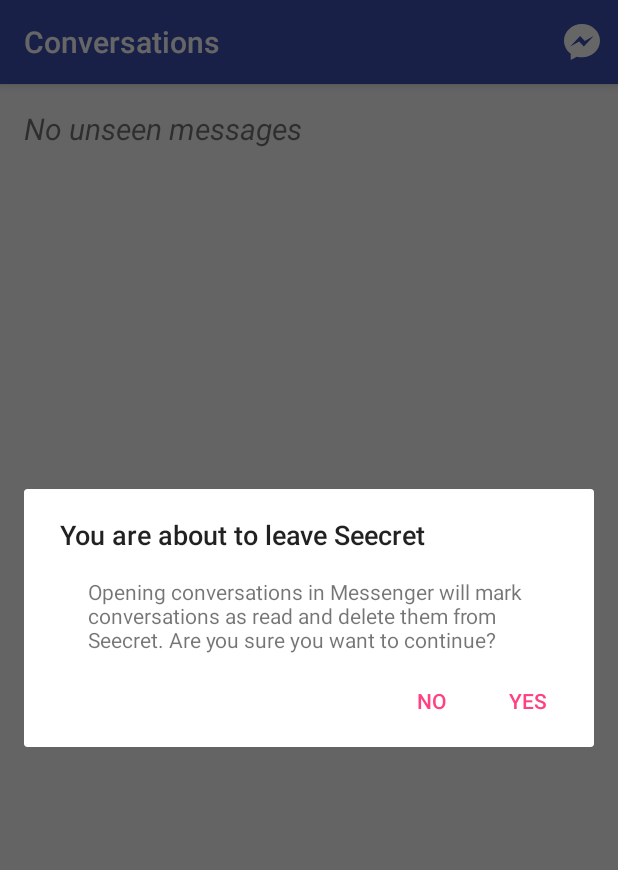
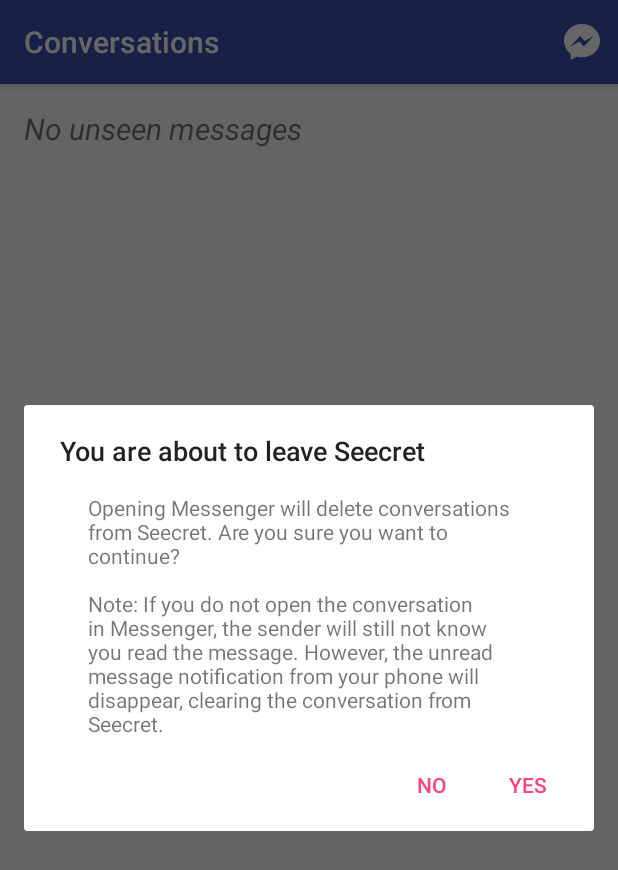
Before and after one commit to aayusht/seecret, an Android app: the screen it shows after launch (MainActivity), after a tap on "Messenger", on a phone screen of 412 x 824 dp. Shown: the top 870 px of the screen. Run offline under Robolectric (Android 15) with nearby library versions, the phone set to English and light mode, and no system bars.

Commit message:
edited warning messages

```diff
--- a/app/src/main/java/com/seecret/mdb/seecret/MainActivity.java
+++ b/app/src/main/java/com/seecret/mdb/seecret/MainActivity.java
@@ -66,7 +66,8 @@
 
             final TextView warningMessage = new TextView(builder.getContext());
             //TODO NOT PERMANENT!!!
-            warningMessage.setText("Welcome to Seecret! Seecret stores your unseen messages by reading your notifications. To use Seecret, you will have to enable notification access in Settings. Continue to Settings?");
+            warningMessage.setText("Welcome to Seecret! Seecret stores your unseen messages by reading your notifications. To use Seecret, you will have to enable notification access in Settings. Continue to Settings?" +
+                    " (Press back to return to app when done)");
             warningMessage.setPadding(64, 24, 64, 0);
             layout.addView(warningMessage);
 
@@ -143,7 +144,9 @@
                 layout.setOrientation(LinearLayout.VERTICAL);
 
                 final TextView warningMessage = new TextView(builder.getContext());
-                warningMessage.setText("Opening conversations in Messenger will mark conversations as read and delete them from Seecret. Are you sure you want to continue?");
+                warningMessage.setText("Opening Messenger will delete conversations from Seecret. Are you sure you want to continue?" + "\n\n" +
+                        "Note: If you do not open the conversation in Messenger, the sender will still not know you read the message." +
+                        " However, the unread message notification from your phone will disappear, clearing the conversation from Seecret.");
                 warningMessage.setPadding(64, 24, 64, 0);
                 layout.addView(warningMessage);
 
```
